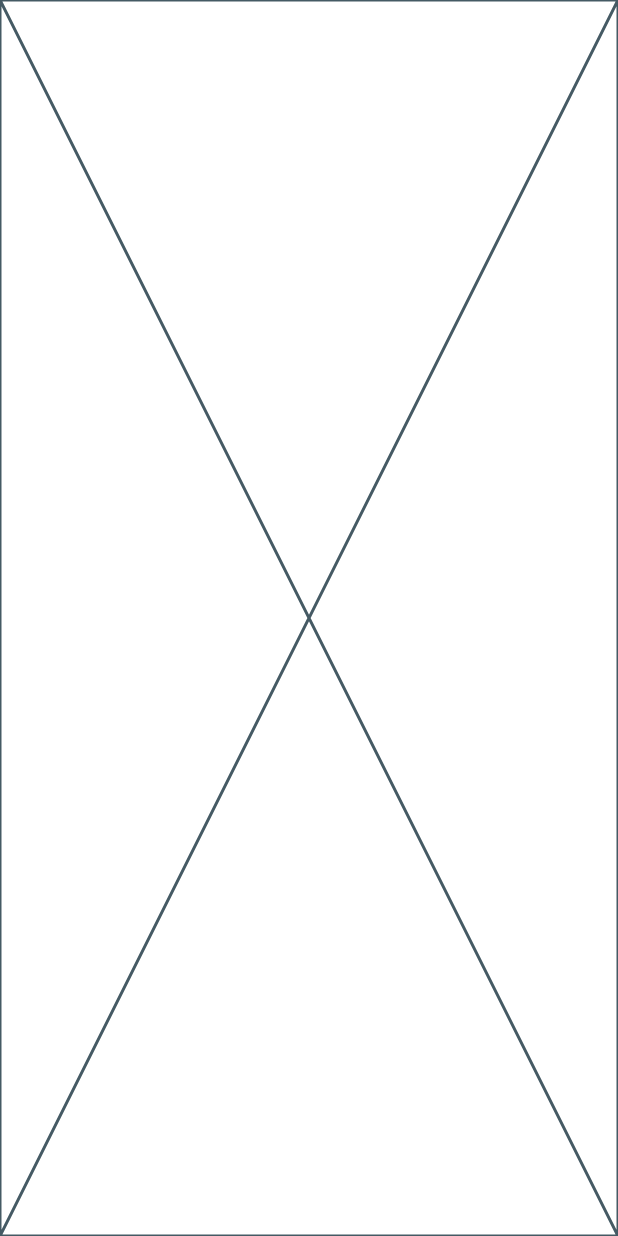
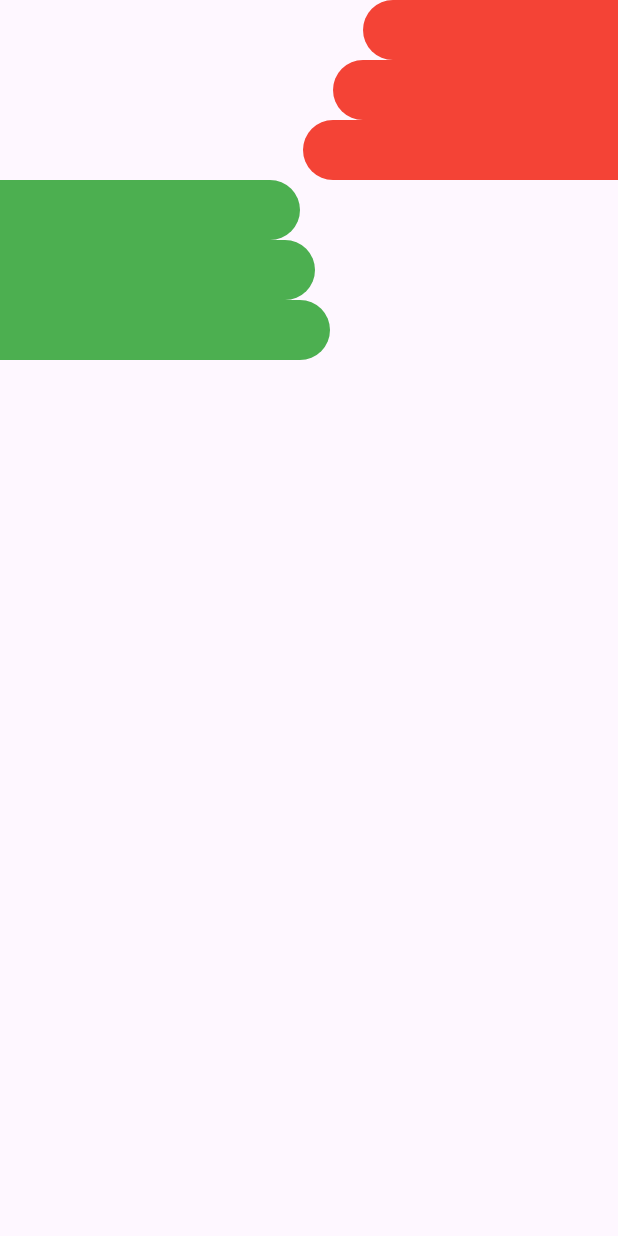
Before and after one commit to Sobhan-Ziyaei/bmi_calculator, a Flutter app: the screen it shows after launch, on a phone screen of 412 x 824 dp. Run offline on Flutter 3.47's test engine with Material 3 defaults, Android fonts, the phone set to English and light mode, and no system bars.

Commit message:
create right and left bg shape

```diff
--- a/lib/main.dart
+++ b/lib/main.dart
@@ -1,3 +1,5 @@
+import 'package:bmi_calculator/widgets/left_bg_shape.dart';
+import 'package:bmi_calculator/widgets/right_bg_shape.dart';
 import 'package:flutter/material.dart';
 
 void main() {
@@ -9,6 +11,24 @@ class MyApp extends StatelessWidget {
 
   @override
   Widget build(BuildContext context) {
-    return const Placeholder();
+    return const MaterialApp(
+      debugShowCheckedModeBanner: false,
+      home: Scaffold(
+        body: SafeArea(
+          child: Center(
+            child: Column(
+              children: [
+                RightBgShape(width: 170, height: 40),
+                RightBgShape(width: 190, height: 40),
+                RightBgShape(width: 210, height: 40),
+                LeftBgShape(width: 200, height: 40),
+                LeftBgShape(width: 210, height: 40),
+                LeftBgShape(width: 220, height: 40),
+              ],
+            ),
+          ),
+        ),
+      ),
+    );
   }
 }
--- /dev/null
+++ b/lib/widgets/left_bg_shape.dart
@@ -0,0 +1,27 @@
+import 'package:flutter/material.dart';
+
+class LeftBgShape extends StatelessWidget {
+  const LeftBgShape({super.key, required this.width, required this.height});
+  final double width;
+  final double height;
+
+  @override
+  Widget build(BuildContext context) {
+    return Row(
+      mainAxisAlignment: MainAxisAlignment.start,
+      children: [
+        Container(
+          width: width,
+          height: height,
+          decoration: BoxDecoration(
+            color: Colors.green,
+            borderRadius: BorderRadius.only(
+              topRight: Radius.circular(50),
+              bottomRight: Radius.circular(50),
+            ),
+          ),
+        )
+      ],
+    );
+  }
+}
--- /dev/null
+++ b/lib/widgets/right_bg_shape.dart
@@ -0,0 +1,27 @@
+import 'package:flutter/material.dart';
+
+class RightBgShape extends StatelessWidget {
+  const RightBgShape({super.key, required this.width, required this.height});
+  final double width;
+  final double height;
+
+  @override
+  Widget build(BuildContext context) {
+    return Row(
+      mainAxisAlignment: MainAxisAlignment.end,
+      children: [
+        Container(
+          width: width,
+          height: height,
+          decoration: BoxDecoration(
+            color: Colors.red,
+            borderRadius: BorderRadius.only(
+              topLeft: Radius.circular(50),
+              bottomLeft: Radius.circular(50),
+            ),
+          ),
+        )
+      ],
+    );
+  }
+}
```
